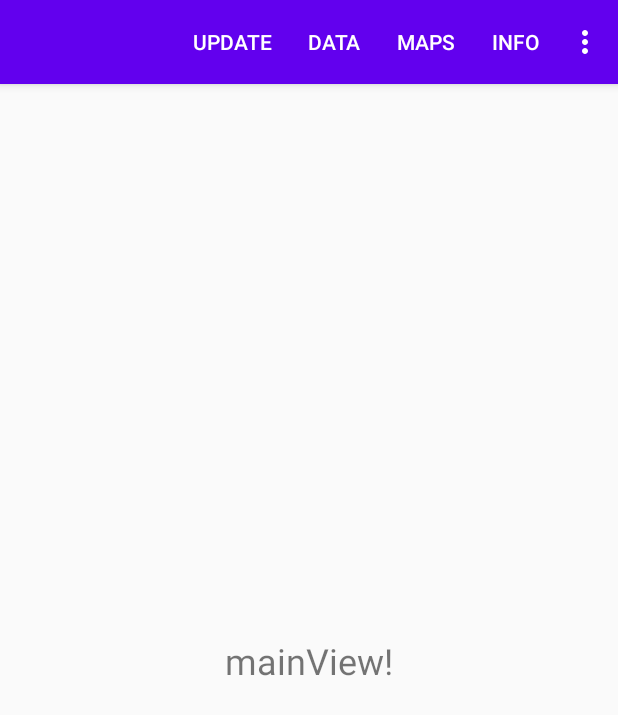
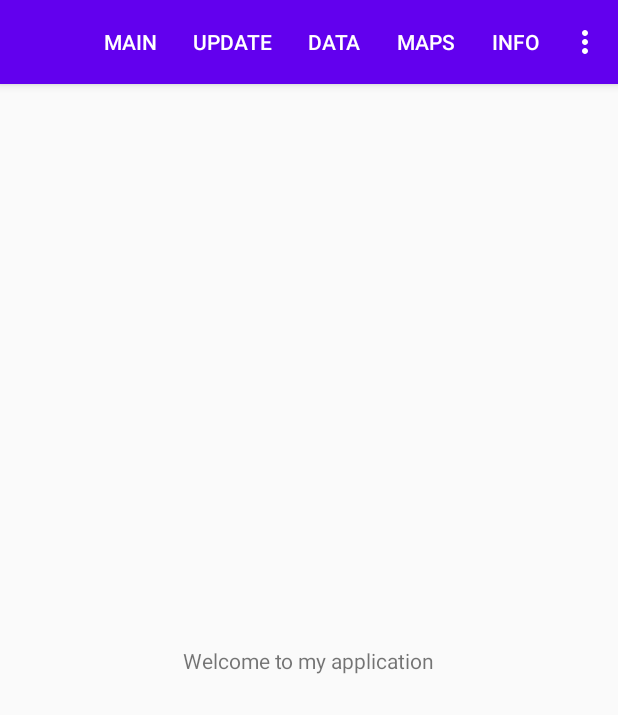
Before and after one commit to Balbinoo/Projet_Kotlin_Mobile, an Android app: the screen it shows after launch (MainActivity), on a phone screen of 412 x 824 dp. Shown: the top 715 px of the screen. Run offline under Robolectric (Android 15) with nearby library versions, the phone set to English and light mode, and no system bars.

Commit message:
Fix presentation overlapping

```diff
--- a/app/src/main/java/com/ismin/android/MainActivity.kt
+++ b/app/src/main/java/com/ismin/android/MainActivity.kt
@@ -4,6 +4,8 @@ import android.os.Bundle
 import android.util.Log
 import android.view.Menu
 import android.view.MenuItem
+import android.view.View
+import android.widget.TextView
 import android.widget.Toast
 import androidx.appcompat.app.AppCompatActivity
 import retrofit2.Call
@@ -20,6 +22,8 @@ class MainActivity : AppCompatActivity(), OeuvreCreator {
     private val retrofit = Retrofit.Builder().addConverterFactory(GsonConverterFactory.create())
         .baseUrl(SERVER_BASE_URL).build()
     private val oeuvreService = retrofit.create(OeuvreService::class.java)
+
+    private var texte: TextView? = null
 
     override fun onOeuvreCreated(oeuvre: Oeuvre) {
         // I don't know what it does write on top of
@@ -38,7 +42,9 @@ class MainActivity : AppCompatActivity(), OeuvreCreator {
 
     override fun onCreate(savedInstanceState: Bundle?) {
         super.onCreate(savedInstanceState)
-        setContentView(R.layout.main_fragment)
+        //setContentView(R.layout.main_fragment_presentation)
+        displayMainFragment()
+        //texte = findViewById(R.id.a_text_main) // Initialize TextView
     }
 
     private fun displayAllData(){
@@ -47,12 +53,10 @@ class MainActivity : AppCompatActivity(), OeuvreCreator {
             override fun onResponse(call: Call<List<Oeuvre>>, response: Response<List<Oeuvre>>) {
                 // Get the list of all oeuvres
                 val allOeuvres: List<Oeuvre>? = response.body()
-
                 // Add valid oeuvres to CompositionOeuvres
                 if (allOeuvres != null) {
                     allOeuvres.forEach { compositionOeuvres.addOeuvre(it) }
                 }
-
                 // Display the list of oeuvres
                 displayOeuvreListFragment()
             }
@@ -69,19 +73,21 @@ class MainActivity : AppCompatActivity(), OeuvreCreator {
     private fun displayOeuvreListFragment() {
         //declares the fragment transaction
         val fragmentTransaction = supportFragmentManager.beginTransaction()
+
+
         //declares new fragment listfragçentLessDetail
         val oeuvreListFragmentLessDetail = OeuvreListFragmentLessDetail.newInstance(
             compositionOeuvres.getAllOeuvres(),
         )
         //replaces the actual fragment with the one created
-        fragmentTransaction.replace(R.id.a_info_lyt_container_oeuvre, oeuvreListFragmentLessDetail)
+        fragmentTransaction.replace(R.id.a_main_fragment_container, oeuvreListFragmentLessDetail)
         fragmentTransaction.commit()
     }
 
     private fun displayInfo(){
         val fragmentTransaction = supportFragmentManager.beginTransaction()
         val oeuvreinfoFragment = InfoFragment()
-        fragmentTransaction.replace(R.id.a_info_lyt_container_oeuvre, oeuvreinfoFragment)
+        fragmentTransaction.replace(R.id.a_main_fragment_container, oeuvreinfoFragment)
         fragmentTransaction.commit()
     }
 
@@ -90,14 +96,40 @@ class MainActivity : AppCompatActivity(), OeuvreCreator {
         val mapsFragment = MapsFragment.newInstance(
             compositionOeuvres.getAllOeuvres(),
             )
-        fragmentTransaction.replace(R.id.a_info_lyt_container_oeuvre, mapsFragment)
+        fragmentTransaction.replace(R.id.a_main_fragment_container, mapsFragment)
         fragmentTransaction.commit()
+    }
+
+    private fun displayMainFragment() {
+        setContentView(R.layout.main_fragment)
+        val fragmentTransaction = supportFragmentManager.beginTransaction()
+        val mainFragment = Main_Fragment_presentation() // Initialize MainFragment
+         fragmentTransaction.replace(R.id.a_main_fragment_container, mainFragment)
+        fragmentTransaction.commit() // Commit the transaction
+    }
+
+    private fun updateData(){
+/*
+        compositionOeuvres.clear()
+        displayOeuvreListFragment()
+
+        oeuvreService.createOeuvre(oeuvre)
+            .enqueue {
+                onResponse = {
+                    val oeuvreFromServer: Oeuvre? = it.body()
+                    compositionOeuvres.addOeuvre(oeuvreFromServer!!)
+                    displayOeuvreListFragment()
+                }
+                onFailure = {
+                    Toast.makeText(this@MainActivity, it?.message, Toast.LENGTH_SHORT).show()
+                }
+            }*/
     }
 
     private fun displayCreateOeuvreFragment() {
         val fragmentTransaction = supportFragmentManager.beginTransaction()
         val createOeuvreFragment = CreateOeuvreFragment()
-        fragmentTransaction.replace(R.id.a_info_lyt_container_oeuvre, createOeuvreFragment)
+        fragmentTransaction.replace(R.id.a_main_fragment_container, createOeuvreFragment)
         fragmentTransaction.commit()
     }
 
@@ -108,6 +140,10 @@ class MainActivity : AppCompatActivity(), OeuvreCreator {
 
     override fun onOptionsItemSelected(item: MenuItem): Boolean {
         return when (item.itemId) {
+            R.id.action_main -> {
+                displayMainFragment()
+                true
+            }
             R.id.action_delete -> {
                 compositionOeuvres.clear()
                 displayOeuvreListFragment()
@@ -118,18 +154,22 @@ class MainActivity : AppCompatActivity(), OeuvreCreator {
                 true
             }
             R.id.action_Data -> {
+                texte?.visibility = View.INVISIBLE // Hide the TextView
                 displayAllData()
                 true
             }
             R.id.action_update -> {
-                //updateData()
+                //updateData(Oeuvre)
                 true
             }
             R.id.action_maps -> {
+                texte?.visibility = View.INVISIBLE // Hide the TextView
+
                 displayMapsFragment()
                 true
             }
             R.id.action_info -> {
+                texte?.visibility = View.INVISIBLE // Hide the TextView
                 displayInfo()
                 true
             }
--- /dev/null
+++ b/app/src/main/java/com/ismin/android/Main_Fragment_presentation.kt
@@ -0,0 +1,39 @@
+package com.ismin.android
+import android.os.Bundle
+import android.view.LayoutInflater
+import android.view.View
+import android.view.ViewGroup
+import android.widget.TextView
+import androidx.fragment.app.Fragment
+
+class Main_Fragment_presentation : Fragment() {
+
+    private var texte: TextView? = null
+
+    override fun onCreateView(
+        inflater: LayoutInflater,
+        container: ViewGroup?,
+        savedInstanceState: Bundle?
+    ): View? {
+
+        val rootView = inflater.inflate(R.layout.main_fragment_presentation,container,false)
+
+        //texte = rootView.findViewById(R.id.welcome_texte)
+
+        return rootView
+    }
+
+    override fun onDestroyView() {
+        super.onDestroyView()
+        // Clear the text in the TextView before the view is destroyed
+        texte?.text = ""
+        texte = null // Prevent memory leaks
+    // Cleanup resources or listeners if any
+    }
+
+    override fun onDetach() {
+        super.onDetach()
+        // Additional cleanup if necessary
+    }
+
+}
--- a/app/src/main/res/layout/main_fragment.xml
+++ b/app/src/main/res/layout/main_fragment.xml
@@ -6,19 +6,7 @@
     android:layout_height="match_parent">
 
     <androidx.constraintlayout.widget.ConstraintLayout
-        android:id="@+id/a_info_lyt_container_oeuvre"
+        android:id="@+id/a_main_fragment_container"
         android:layout_width="match_parent"
-        android:layout_height="match_parent">
-
-        <TextView
-            android:id="@+id/a_text_main"
-            android:layout_width="wrap_content"
-            android:layout_height="wrap_content"
-            android:text="mainView!"
-            android:textSize="24sp"
-            app:layout_constraintBottom_toBottomOf="parent"
-            app:layout_constraintEnd_toEndOf="parent"
-            app:layout_constraintStart_toStartOf="parent"
-            app:layout_constraintTop_toTopOf="parent" />
-    </androidx.constraintlayout.widget.ConstraintLayout>
+        android:layout_height="match_parent"/>
 </androidx.constraintlayout.widget.ConstraintLayout>
--- /dev/null
+++ b/app/src/main/res/layout/main_fragment_presentation.xml
@@ -0,0 +1,17 @@
+<?xml version="1.0" encoding="utf-8"?>
+<androidx.constraintlayout.widget.ConstraintLayout xmlns:android="http://schemas.android.com/apk/res/android"
+    xmlns:app="http://schemas.android.com/apk/res-auto"
+    xmlns:tools="http://schemas.android.com/tools"
+    android:layout_width="match_parent"
+    android:layout_height="match_parent">
+
+    <TextView
+        android:id="@+id/welcome_texte"
+        android:layout_width="wrap_content"
+        android:layout_height="wrap_content"
+        android:text="Welcome to my application"
+        app:layout_constraintBottom_toBottomOf="parent"
+        app:layout_constraintEnd_toEndOf="parent"
+        app:layout_constraintStart_toStartOf="parent"
+        app:layout_constraintTop_toTopOf="parent" />
+</androidx.constraintlayout.widget.ConstraintLayout>
--- a/app/src/main/res/menu/menu_main.xml
+++ b/app/src/main/res/menu/menu_main.xml
@@ -4,6 +4,10 @@
     xmlns:app="http://schemas.android.com/apk/res-auto">
 
     <!-- Info Menu Item -->
+    <item
+        android:id="@+id/action_main"
+        android:title="main"
+        app:showAsAction="always" />
     <item
         android:id="@+id/action_update"
         android:title="update"
```
